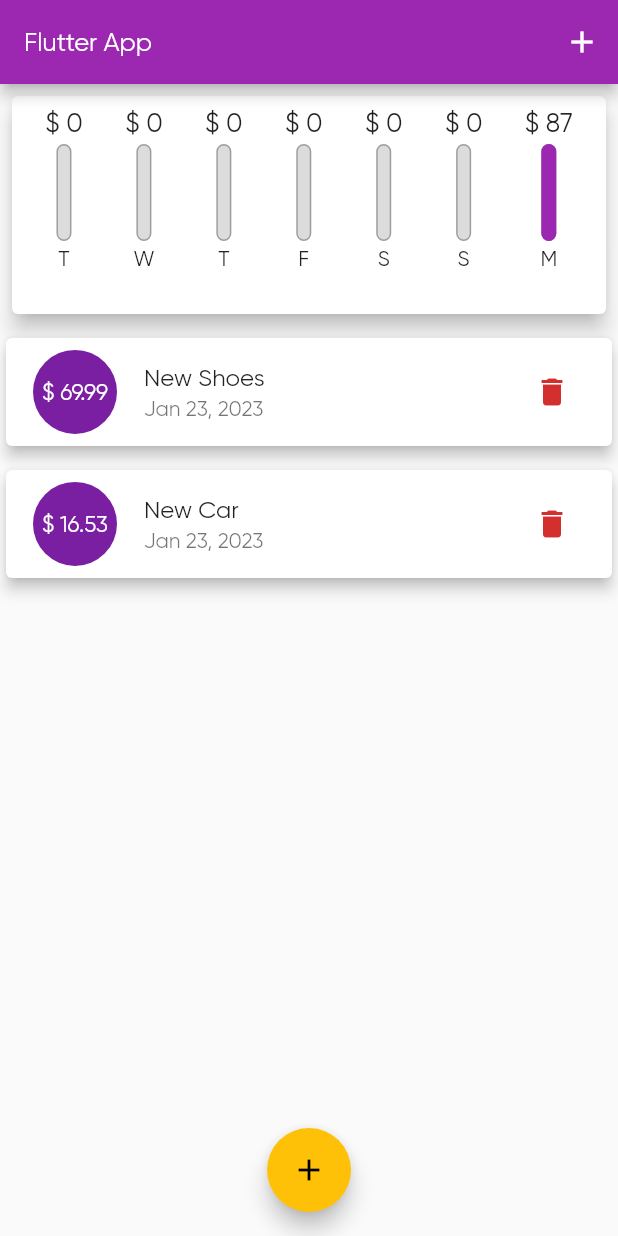
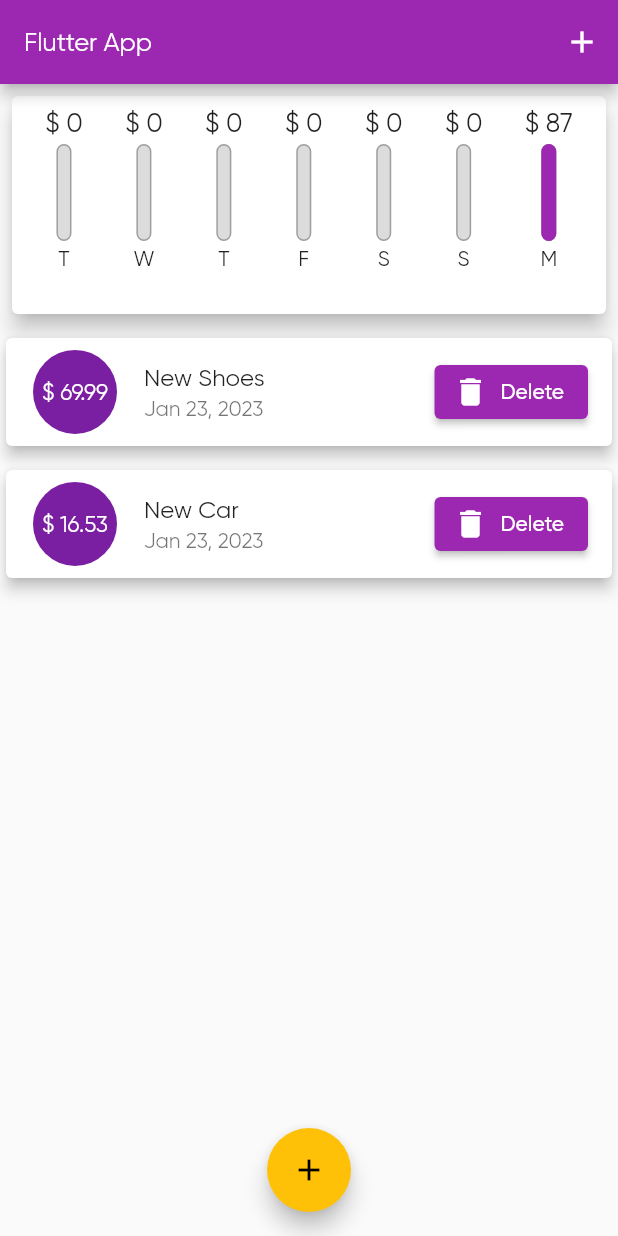
Before and after one commit to Montalmo/spend_money, a Flutter app: the screen it shows after launch, on a phone screen of 412 x 824 dp. Run offline on Flutter 3.47's test engine with Material 2 defaults, Android fonts, the phone set to English and light mode, and no system bars.

Commit message:
230123_01

```diff
--- a/lib/main.dart
+++ b/lib/main.dart
@@ -1,14 +1,14 @@
 import 'package:flutter/material.dart';
-import 'package:flutter/services.dart';
 import './widgets/chart.dart';
 import './models/transaction.dart';
 import './widgets/new_transaction.dart';
 import './widgets/transaction_list.dart';
+import 'dart:io';
 
-void main(List<String> args) async {
-  WidgetsFlutterBinding.ensureInitialized();
-  await SystemChrome.setPreferredOrientations(
-      [DeviceOrientation.portraitUp, DeviceOrientation.portraitDown]);
+void main(List<String> args) {
+  // WidgetsFlutterBinding.ensureInitialized();
+  // await SystemChrome.setPreferredOrientations(
+  //     [DeviceOrientation.portraitUp, DeviceOrientation.portraitDown]);
   runApp(const SpendMoneyApp());
 }
 
@@ -38,19 +38,19 @@ class SpendMoneyApp extends StatelessWidget {
       ),
       themeMode: ThemeMode.light,
       debugShowCheckedModeBanner: false,
-      home: MyHomePage(),
+      home: const MyHomePage(),
     );
   }
 }
 
 class MyHomePage extends StatefulWidget {
-  MyHomePage({super.key});
+  const MyHomePage({super.key});
 
   @override
   State<MyHomePage> createState() => _MyHomePageState();
 }
 
-class _MyHomePageState extends State<MyHomePage> {
+class _MyHomePageState extends State<MyHomePage> with WidgetsBindingObserver {
   final List<Transaction> _userTransaction = [
     Transaction(
       id: 't1',
@@ -65,6 +65,25 @@ class _MyHomePageState extends State<MyHomePage> {
       date: DateTime.now(),
     ),
   ];
+
+  bool _chowChart = false;
+
+  @override
+  void initState() {
+    WidgetsBinding.instance.addObserver(this);
+    super.initState();
+  }
+
+  @override
+  void didChangeAppLifecycleState(AppLifecycleState state) {
+    print(state);
+  }
+
+  @override
+  dispode() {
+    WidgetsBinding.instance.removeObserver(this);
+    super.dispose();
+  }
 
   List<Transaction> get _recentTransactions {
     return _userTransaction.where(
@@ -110,8 +129,43 @@ class _MyHomePageState extends State<MyHomePage> {
     });
   }
 
+  Widget _buildLandscapeContent() {
+    return Padding(
+      padding: const EdgeInsets.symmetric(horizontal: 8.0),
+      child: Row(
+        mainAxisAlignment: MainAxisAlignment.spaceBetween,
+        children: [
+          const Text('Show chart'),
+          Switch.adaptive(
+            value: _chowChart,
+            onChanged: (value) {
+              setState(() {
+                _chowChart = value;
+              });
+            },
+          ),
+        ],
+      ),
+    );
+  }
+
+  Widget _buildPortrarianContant(MediaQueryData mediaQuery, AppBar appBar) {
+    return SizedBox(
+      height: (mediaQuery.size.height -
+              appBar.preferredSize.height -
+              mediaQuery.padding.top) *
+          .21,
+      child: Chart(recentTransactions: _recentTransactions),
+    );
+  }
+
+  final List<Widget> txListWdget = [];
+
   @override
   Widget build(BuildContext context) {
+    final MediaQueryData mediaQuery = MediaQuery.of(context);
+    final isLandScape = mediaQuery.orientation == Orientation.landscape;
+
     final appBar = AppBar(
       title: const Text('Flutter App'),
       actions: [
@@ -128,16 +182,32 @@ class _MyHomePageState extends State<MyHomePage> {
         child: Column(
           crossAxisAlignment: CrossAxisAlignment.stretch,
           children: <Widget>[
-            Container(
-                height: (MediaQuery.of(context).size.height -
+            if (isLandScape) _buildLandscapeContent(),
+            if (isLandScape)
+              _chowChart
+                  ? SizedBox(
+                      height: (mediaQuery.size.height -
                               appBar.preferredSize.height -
-                        MediaQuery.of(context).padding.top) *
-                    .21,
-                child: Chart(recentTransactions: _recentTransactions)),
-            Container(
-              height: (MediaQuery.of(context).size.height -
+                              mediaQuery.padding.top) *
+                          .6,
+                      child: Chart(recentTransactions: _recentTransactions),
+                    )
+                  : SizedBox(
+                      height: (mediaQuery.size.height -
                               appBar.preferredSize.height -
-                      MediaQuery.of(context).padding.top) *
+                              mediaQuery.padding.top) *
+                          .79,
+                      child: TransactionList(
+                        transactions: _userTransaction,
+                        deleteTransaction: _deleteTransction,
+                      ),
+                    ),
+            if (!isLandScape) _buildPortrarianContant(mediaQuery, appBar),
+            if (!isLandScape)
+              SizedBox(
+                height: (mediaQuery.size.height -
+                        appBar.preferredSize.height -
+                        mediaQuery.padding.top) *
                     .79,
                 child: TransactionList(
                   transactions: _userTransaction,
@@ -148,7 +218,9 @@ class _MyHomePageState extends State<MyHomePage> {
         ),
       ),
       floatingActionButtonLocation: FloatingActionButtonLocation.centerFloat,
-      floatingActionButton: FloatingActionButton(
+      floatingActionButton: Platform.isIOS
+          ? Container()
+          : FloatingActionButton(
               onPressed: () => _startAddNewTransaction(context),
               child: const Icon(Icons.add),
             ),
--- a/lib/widgets/chart.dart
+++ b/lib/widgets/chart.dart
@@ -5,7 +5,6 @@ import '../widgets/chart_bar.dart';
 
 class Chart extends StatelessWidget {
   const Chart({super.key, required this.recentTransactions});
-
   final List<Transaction> recentTransactions;
 
   List<Map<String, Object>> get groupedTransactionValues {
@@ -39,7 +38,6 @@ class Chart extends StatelessWidget {
 
   @override
   Widget build(BuildContext context) {
-    // print(groupedTransactionValues);
     return Card(
       elevation: 6,
       margin: const EdgeInsets.all(8.0),
--- /dev/null
+++ b/lib/widgets/transaction_item.dart
@@ -0,0 +1,52 @@
+import 'package:flutter/material.dart';
+import 'package:intl/intl.dart';
+
+import '../models/transaction.dart';
+
+class TransactionItem extends StatelessWidget {
+  const TransactionItem({
+    Key? key,
+    required this.transaction,
+    required this.deleteTransaction,
+  }) : super(key: key);
+
+  final Transaction transaction;
+  final Function deleteTransaction;
+
+  @override
+  Widget build(BuildContext context) {
+    return Card(
+      elevation: 4,
+      margin: const EdgeInsets.symmetric(
+        horizontal: 4,
+        vertical: 8,
+      ),
+      child: ListTile(
+        title: Text(transaction.title),
+        subtitle: Text(
+          DateFormat.yMMMd().format(transaction.date),
+        ),
+        leading: CircleAvatar(
+          radius: 30,
+          child: Padding(
+            padding: const EdgeInsets.all(8.0),
+            child: FittedBox(
+              child: Text('\$ ${transaction.amount}'),
+            ),
+          ),
+        ),
+        trailing: MediaQuery.of(context).size.width > 360
+            ? ElevatedButton.icon(
+                icon:const Icon(Icons.delete),
+                label: const Text('Delete'),
+                onPressed: () => deleteTransaction(transaction.id),
+              )
+            : IconButton(
+                icon: const Icon(Icons.delete),
+                color: Theme.of(context).colorScheme.error,
+                onPressed: () => deleteTransaction(transaction.id),
+              ),
+      ),
+    );
+  }
+}
--- a/lib/widgets/transaction_list.dart
+++ b/lib/widgets/transaction_list.dart
@@ -1,5 +1,5 @@
 import 'package:flutter/material.dart';
-import 'package:intl/intl.dart';
+import 'package:spend_money/widgets/transaction_item.dart';
 
 import '../models/transaction.dart';
 
@@ -7,102 +7,37 @@ class TransactionList extends StatelessWidget {
   final List<Transaction> transactions;
   final Function deleteTransaction;
 
-  TransactionList(
-      {required this.transactions, required this.deleteTransaction});
+  const TransactionList(
+      {super.key, required this.transactions, required this.deleteTransaction});
 
   @override
   Widget build(BuildContext context) {
     return transactions.isEmpty
-        ? Column(
+        ? LayoutBuilder(
+            builder: (context, constraints) {
+              return Column(
                 children: [
                   const Text('No transactions'),
                   const SizedBox(
                     height: 16.0,
                   ),
                   SizedBox(
-                height: 260,
+                    height: constraints.maxHeight * .6,
                     child: Image.asset(
                       'assets/images/batterfly_black_white_breloka.jpg',
                       fit: BoxFit.cover,
                     ),
                   ),
                 ],
+              );
+            },
           )
         : ListView.builder(
             itemCount: transactions.length,
             itemBuilder: (ctx, index) {
-              return Card(
-                elevation: 4,
-                margin: const EdgeInsets.symmetric(
-                  horizontal: 4,
-                  vertical: 8,
-                ),
-                child: ListTile(
-                  title: Text(transactions[index].title),
-                  subtitle: Text(
-                    DateFormat.yMMMd().format(transactions[index].date),
-                  ),
-                  leading: CircleAvatar(
-                    radius: 30,
-                    child: Padding(
-                      padding: const EdgeInsets.all(8.0),
-                      child: FittedBox(
-                        child: Text('\$ ${transactions[index].amount}'),
-                      ),
-                    ),
-                  ),
-                  trailing: IconButton(
-                    icon: const Icon(Icons.delete),
-                    color: Theme.of(context).colorScheme.error,
-                    onPressed: () => deleteTransaction(transactions[index].id),
-                  ),
-                ),
-              );
-              // return Card(
-              //   child: Row(
-              //     children: <Widget>[
-              //       Container(
-              //         margin: EdgeInsets.symmetric(
-              //           vertical: 10,
-              //           horizontal: 15,
-              //         ),
-              //         decoration: BoxDecoration(
-              //           border: Border.all(
-              //             color: Theme.of(context).primaryColor,
-              //             width: 2,
-              //           ),
-              //         ),
-              //         padding: EdgeInsets.all(10),
-              //         child: Text(
-              //           '\$ ${transactions[index].amount.toStringAsFixed(2)}',
-              //           style: TextStyle(
-              //             fontWeight: FontWeight.bold,
-              //             fontSize: 20,
-              //             color: Theme.of(context).primaryColor,
-              //           ),
-              //         ),
-              //       ),
-              //       Column(
-              //         crossAxisAlignment: CrossAxisAlignment.start,
-              //         children: <Widget>[
-              //           Text(
-              //             transactions[index].title,
-              //             style: TextStyle(
-              //               fontSize: 16,
-              //               fontWeight: FontWeight.bold,
-              //             ),
-              //           ),
-              //           Text(
-              //             DateFormat.yMMMd().format(transactions[index].date),
-              //             style: TextStyle(
-              //               color: Colors.grey,
-              //             ),
-              //           ),
-              //         ],
-              //       ),
-              //     ],
-              //   ),
-              // );
+              return TransactionItem(
+                  transaction: transactions[index],
+                  deleteTransaction: deleteTransaction);
             },
           );
   }
```
Also changed, not shown: lib/widgets/adaptive_flat_button.dart (added, +31 -0 lines), lib/widgets/new_transaction.dart (+34 -13 lines). Lines whose indentation alone changed are shown as unchanged.
